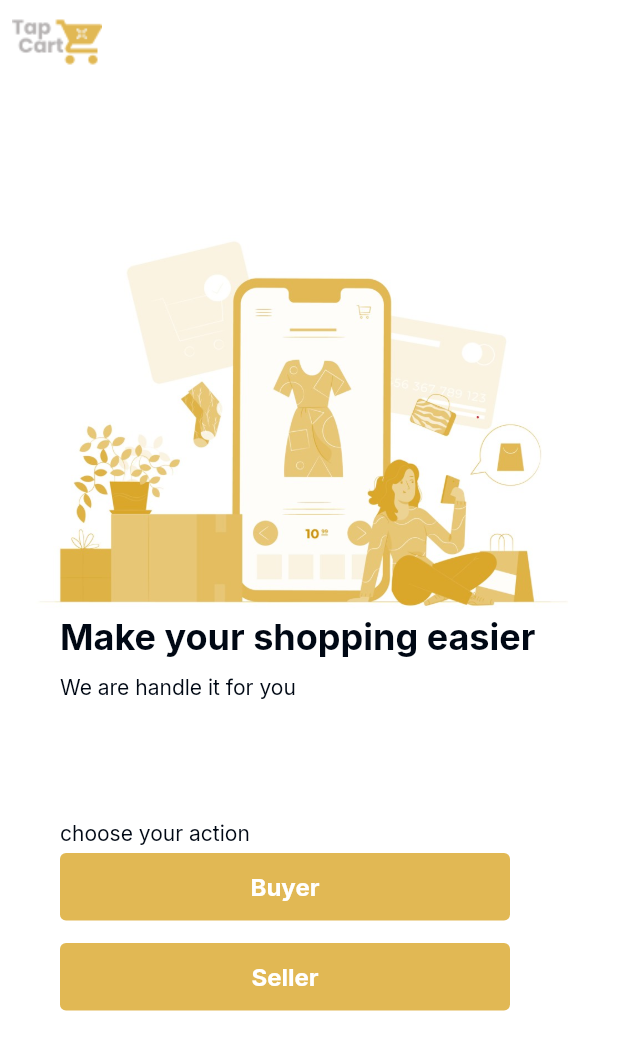
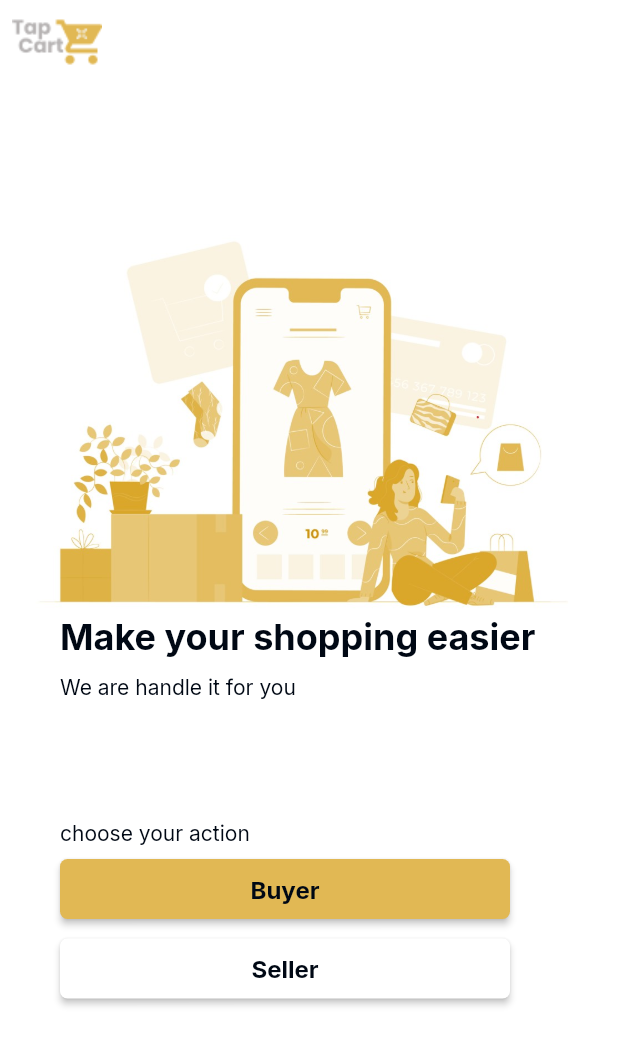
Before and after one commit to CPNG-99/tapcart, a Flutter app: the screen it shows after launch, on a phone screen of 412 x 824 dp. Shown: the top 1050 px of the screen. Run offline on Flutter 3.47's test engine with Material 2 defaults, Android fonts, the phone set to English and light mode, and no system bars; our stand-ins replace dartz, equatable, flutter_bloc, get_it, google_fonts.

Commit message:
elevated button theme update

```diff
--- a/lib/common/constants.dart
+++ b/lib/common/constants.dart
@@ -19,9 +19,27 @@ final TextStyle kButtonText =
     GoogleFonts.inter(fontSize: 16, fontWeight: FontWeight.bold);
 
 // text theme
-final kTextTheme =
-    TextTheme(headline5: kHeading, subtitle1: kSubtitle, bodyText2: kBodyText)
-        .apply(bodyColor: kRichBlack, displayColor: kRichBlack);
+final kTextTheme = TextTheme(
+    headline5: kHeading,
+    subtitle1: kSubtitle,
+    bodyText2: kBodyText)
+    .apply(bodyColor: kRichBlack,
+    displayColor: kRichBlack
+);
+
+//elevated button theme data
+final kButtonThemeData = ElevatedButtonThemeData(
+    style: ElevatedButton.styleFrom(
+      primary: kLightBrown,
+      fixedSize: const Size(300, 40),
+      padding: const EdgeInsets.symmetric(
+          vertical: 10, horizontal: 30),
+      textStyle: kButtonText,
+        shape: RoundedRectangleBorder(
+            borderRadius: BorderRadius.circular(5)
+        )
+    )
+);
 
 const kColorScheme = ColorScheme(
   primary: Colors.white,
--- a/lib/main.dart
+++ b/lib/main.dart
@@ -26,10 +26,11 @@ class MyApp extends StatelessWidget {
       child: MaterialApp(
           title: 'TapCart',
           theme: ThemeData.light().copyWith(
-              colorScheme: kColorScheme,
-              primaryColor: kLightBrown,
-              scaffoldBackgroundColor: Colors.white,
-              textTheme: kTextTheme),
+            elevatedButtonTheme: kButtonThemeData,
+            colorScheme: kColorScheme,
+            primaryColor: kLightBrown,
+            scaffoldBackgroundColor: Colors.white,
+            textTheme: kTextTheme),
           home: const FirstPage(),
           navigatorObservers: [routeObserver],
           onGenerateRoute: (RouteSettings settings) {
--- a/lib/presentation/pages/first_page.dart
+++ b/lib/presentation/pages/first_page.dart
@@ -38,36 +38,23 @@ class FirstPage extends StatelessWidget{
                     const SizedBox(height: 80,),
                     Text("choose your action", style: kSubtitle,),
                     const SizedBox(height: 5,),
-                    SizedBox(
-                        width: 300,
-                        height: 45,
-                      child: TextButton(
-                        style: TextButton.styleFrom(
-                            backgroundColor: kLightBrown),
-                        onPressed: () {
-                          Navigator.pushNamed(context, BUYER_PAGE);
-                        },
-                        child: Text(
-                          "Buyer",
-                          style: kButtonText,
-                        ),
-                      )
+                    ElevatedButton(
+                          onPressed: () {
+                            Navigator.pushNamed(context, BUYER_PAGE);
+                          },
+                        child: const Text('Buyer'),
+                    ),
+                    const SizedBox(height: 5,),
+                    ElevatedButton(
+                      style: ElevatedButton.styleFrom(
+                        primary: Colors.white
+                      ),
+                      onPressed: () {
+                        Navigator.pushNamed(context, BUYER_PAGE);
+                      },
+                      child: const Text('Seller'),
                     ),
                     const SizedBox(height: 15,),
-                    SizedBox(
-                      width: 300,
-                      height: 45,
-                      child: TextButton(
-                        style: TextButton.styleFrom(
-                          backgroundColor: kLightBrown,
-                        ),
-                        onPressed: () {},
-                        child: Text(
-                          "Seller",
-                          style: kButtonText,
-                        ),
-                      )
-                    ),
                   ],
                 ),
               ),
```
